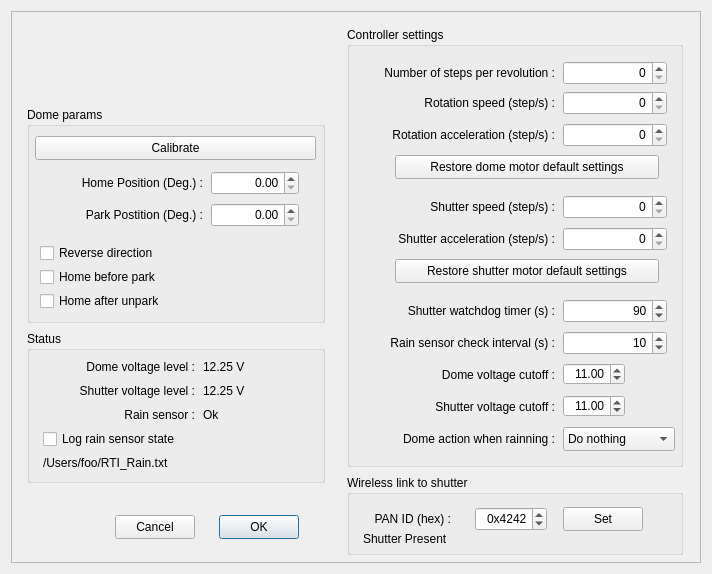
Before: the Qt Designer form RTI-Dome.ui in rpineau/RTI-Dome, drawn with Qt 5.
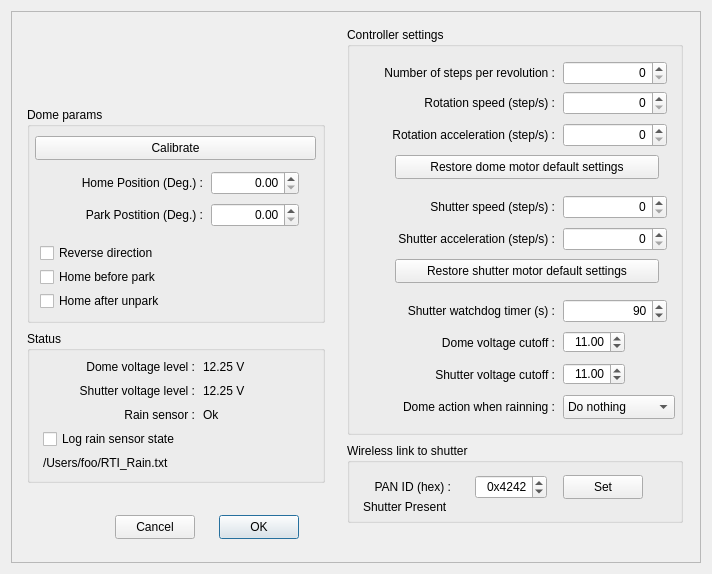
After: the same form once the commit is applied. Icons and pictures are not drawn. Custom widgets are drawn as their Qt base class.

Patch:
```diff
--- a/RTI-Dome.ui
+++ b/RTI-Dome.ui
@@ -187,7 +187,7 @@
         <x>336</x>
         <y>16</y>
         <width>336</width>
-        <height>440</height>
+        <height>408</height>
        </rect>
       </property>
       <property name="title">
@@ -197,7 +197,7 @@
        <property name="geometry">
         <rect>
          <x>56</x>
-         <y>336</y>
+         <y>304</y>
          <width>152</width>
          <height>24</height>
         </rect>
@@ -213,7 +213,7 @@
        <property name="geometry">
         <rect>
          <x>216</x>
-         <y>336</y>
+         <y>304</y>
          <width>62</width>
          <height>22</height>
         </rect>
@@ -229,7 +229,7 @@
        <property name="geometry">
         <rect>
          <x>56</x>
-         <y>368</y>
+         <y>336</y>
          <width>152</width>
          <height>24</height>
         </rect>
@@ -245,7 +245,7 @@
        <property name="geometry">
         <rect>
          <x>216</x>
-         <y>368</y>
+         <y>336</y>
          <width>62</width>
          <height>22</height>
         </rect>
@@ -455,44 +455,6 @@
         <number>90</number>
        </property>
       </widget>
-      <widget class="QLabel" name="label_16">
-       <property name="geometry">
-        <rect>
-         <x>8</x>
-         <y>304</y>
-         <width>200</width>
-         <height>24</height>
-        </rect>
-       </property>
-       <property name="text">
-        <string>Rain sensor check interval (s) :</string>
-       </property>
-       <property name="alignment">
-        <set>Qt::AlignRight|Qt::AlignTrailing|Qt::AlignVCenter</set>
-       </property>
-      </widget>
-      <widget class="QSpinBox" name="rainCheckInterval">
-       <property name="geometry">
-        <rect>
-         <x>216</x>
-         <y>304</y>
-         <width>104</width>
-         <height>24</height>
-        </rect>
-       </property>
-       <property name="alignment">
-        <set>Qt::AlignRight|Qt::AlignTrailing|Qt::AlignVCenter</set>
-       </property>
-       <property name="minimum">
-        <number>0</number>
-       </property>
-       <property name="maximum">
-        <number>300</number>
-       </property>
-       <property name="value">
-        <number>10</number>
-       </property>
-      </widget>
       <widget class="QPushButton" name="pushButton_3">
        <property name="geometry">
         <rect>
@@ -523,7 +485,7 @@
        <property name="geometry">
         <rect>
          <x>216</x>
-         <y>400</y>
+         <y>368</y>
          <width>112</width>
          <height>24</height>
         </rect>
@@ -548,7 +510,7 @@
        <property name="geometry">
         <rect>
          <x>24</x>
-         <y>400</y>
+         <y>368</y>
          <width>184</width>
          <height>24</height>
         </rect>
@@ -748,7 +710,7 @@
       <property name="geometry">
        <rect>
         <x>336</x>
-        <y>464</y>
+        <y>432</y>
         <width>336</width>
         <height>80</height>
        </rect>
```
